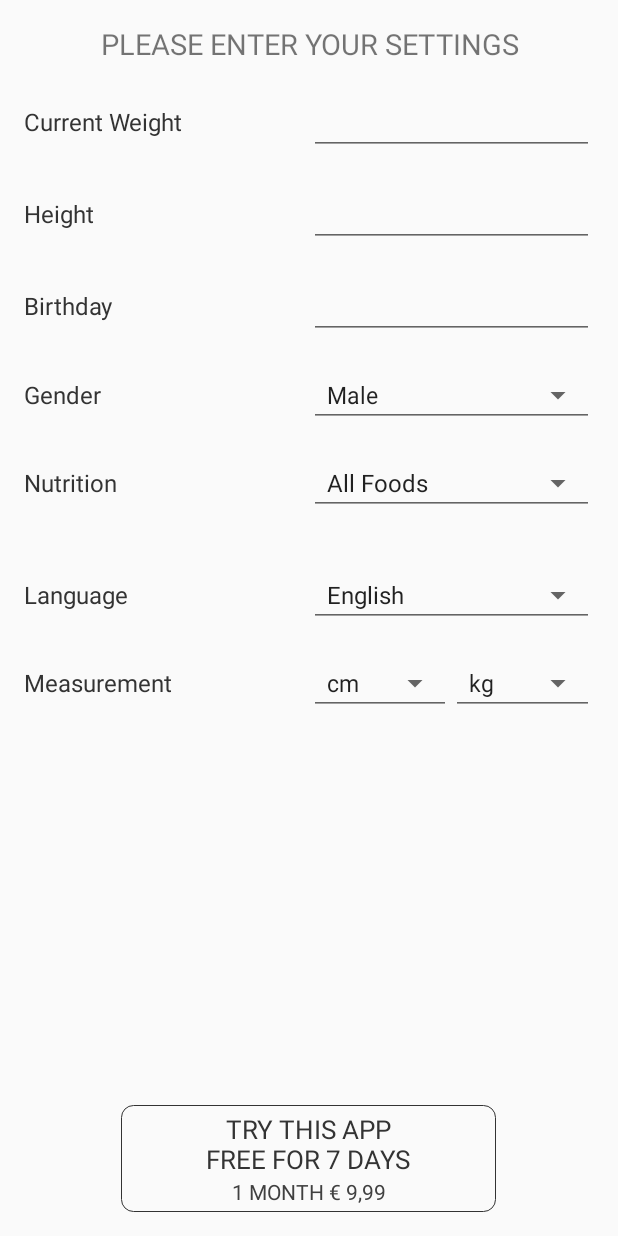
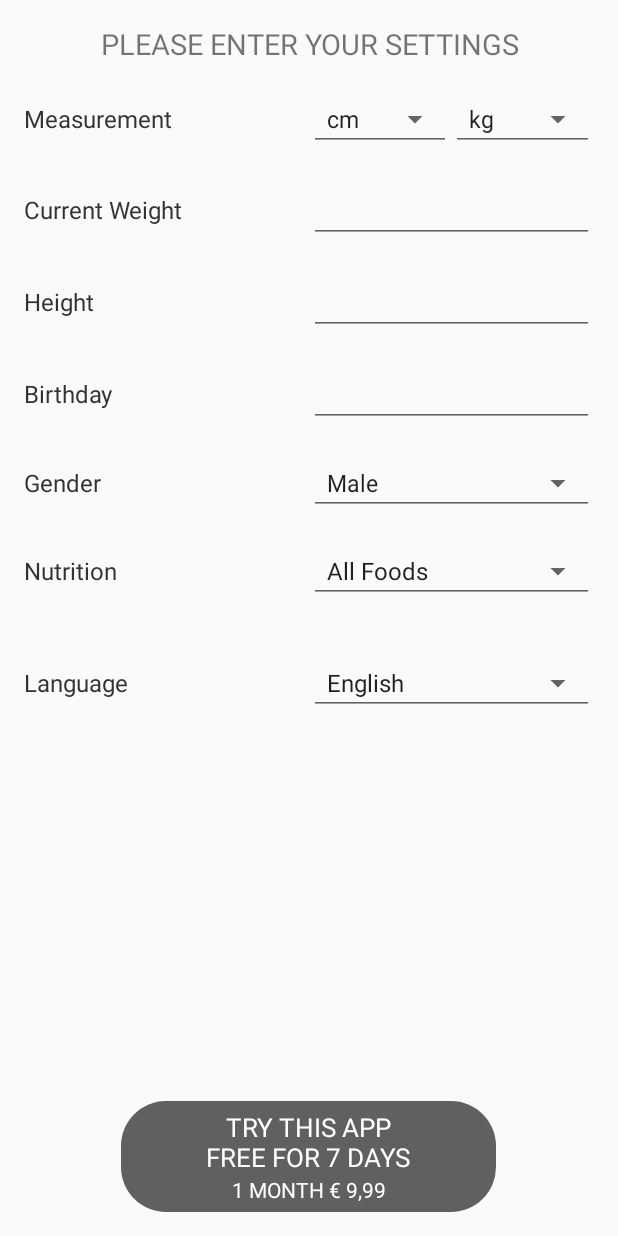
Before and after one commit to VictorGevondyan/Fitness, an Android app: the StartActivity screen opened directly, with no data from a screen before it, on a phone screen of 412 x 824 dp. Run offline under Robolectric (Android 15) with nearby library versions, the phone set to English and light mode, and no system bars; our stand-ins replace ButterKnife, CircleImageView; libraries missing offline, so code that uses them is left out: biz.kasual.materialnumberpicker, com.activeandroid, com.activeandroid.query, com.afollestad.materialdialogs, com.wdullaer.materialdatetimepicker; 20 statements that could not run were skipped.

Commit message:
ui fixes

```diff
--- a/app/src/main/java/com/flycode/jasonfit/activity/MainActivity.java
+++ b/app/src/main/java/com/flycode/jasonfit/activity/MainActivity.java
@@ -75,13 +75,6 @@ public class MainActivity extends AppCompatActivity implements SideMenuAdapter.O
         Intent incomingIntent = getIntent();
 
         processIncomingIntent(incomingIntent);
-
-        if (incomingIntent.getBooleanExtra("FROM_WORKOUT", false)) {
-            currentMenuItem = SideMenuAdapter.SideMenuItem.STATS;
-            settingsTransaction.replace(R.id.container, getFragmentForSideMenuItem(currentMenuItem));
-            drawerLayout.closeDrawer(GravityCompat.START);
-        }
-
     }
 
     @Override
--- a/app/src/main/java/com/flycode/jasonfit/activity/WorkoutActivity.java
+++ b/app/src/main/java/com/flycode/jasonfit/activity/WorkoutActivity.java
@@ -100,7 +100,10 @@ public class WorkoutActivity extends AppCompatActivity {
                     .putStatus(WorkoutTrack.STATUS.PAUSED)
                     .apply();
         } else if (status.equals(WorkoutTrack.STATUS.PAUSED) || status.equals(WorkoutTrack.STATUS.FINISHED) || status.equals(WorkoutTrack.STATUS.IDLE) || status.equals("")) {
-            startService(new Intent(this, WorkoutTimerService.class));
+            if (status.equals(WorkoutTrack.STATUS.FINISHED) || status.equals(WorkoutTrack.STATUS.IDLE)) {
+                startService(new Intent(this, WorkoutTimerService.class));
+            }
+
             workoutTrackPreferences
                     .edit()
                     .putStatus(WorkoutTrack.STATUS.RUNNING)
@@ -267,9 +270,6 @@ public class WorkoutActivity extends AppCompatActivity {
                                 return;
                             }
 
-                            Intent goToStatsIntent = new Intent(WorkoutActivity.this, MainActivity.class);
-                            goToStatsIntent.putExtra("FROM_WORKOUT", true);
-                            startActivity(goToStatsIntent);
                             int weight;
 
                             try {
--- a/app/src/main/java/com/flycode/jasonfit/fragment/StatsFragment.java
+++ b/app/src/main/java/com/flycode/jasonfit/fragment/StatsFragment.java
@@ -100,7 +100,10 @@ public class StatsFragment extends Fragment {
         LineDataSet chartDataSet = new LineDataSet(entryList, "weight");
         chartDataSet.setAxisDependency(YAxis.AxisDependency.LEFT);
         chartDataSet.setColor(getResources().getColor(R.color.colorGrayDark));
-        chartDataSet.setLineWidth(3);
+        chartDataSet.setCircleColor(R.color.colorBlack);
+        chartDataSet.setDrawCircleHole(false);
+        chartDataSet.setCircleRadius(5f);
+        chartDataSet.setLineWidth(3f);
 
         LineData lineData = new LineData(chartDataSet);
         lineChart.setData(lineData);
--- a/app/src/main/java/com/flycode/jasonfit/service/WorkoutTimerService.java
+++ b/app/src/main/java/com/flycode/jasonfit/service/WorkoutTimerService.java
@@ -231,6 +231,8 @@ WorkoutTimerService extends Service {
                     .apply();
 
             speakWorkoutEnd();
+
+            cancelNotification();
         }
     }
 
--- a/app/src/main/res/layout/activity_intro.xml
+++ b/app/src/main/res/layout/activity_intro.xml
@@ -44,11 +44,15 @@
             android:layout_height="wrap_content"
             android:layout_marginTop="@dimen/activity_vertical_margin"
             android:layout_marginBottom="@dimen/activity_vertical_margin"
+            android:paddingTop="3dp"
+            android:paddingBottom="3dp"
+            android:paddingEnd="13dp"
+            android:paddingStart="13dp"
             android:text="@string/let_us_start"
             android:textSize="@dimen/title_text_size"
             android:textStyle="bold"
-            android:textColor="@color/colorBlack"
-            android:background="@drawable/rounded_outline_black"/>
+            android:textColor="@color/colorWhite"
+            android:background="@drawable/rounded_rect_grey"/>
 
     </LinearLayout>
 
--- a/app/src/main/res/layout/activity_start.xml
+++ b/app/src/main/res/layout/activity_start.xml
@@ -31,16 +31,18 @@
         android:layout_alignParentBottom="true"
         android:layout_marginTop="@dimen/activity_vertical_margin"
         android:layout_marginBottom="@dimen/activity_vertical_margin"
+        android:paddingTop="5dp"
+        android:paddingBottom="5dp"
         android:layout_centerHorizontal="true"
         android:orientation="vertical"
-        android:background="@drawable/rounded_outline_black"
+        android:background="@drawable/rounded_rect_grey"
         android:gravity="center_horizontal">
 
         <TextView
             android:layout_width="wrap_content"
             android:layout_height="wrap_content"
             android:text="@string/try_for_free"
-            android:textColor="@color/colorBlack"
+            android:textColor="@color/colorWhite"
             android:textSize="@dimen/try_text_size"
             android:gravity="center_horizontal"/>
 
@@ -48,7 +50,7 @@
             android:layout_width="wrap_content"
             android:layout_height="wrap_content"
             android:text="@string/one_month"
-            android:textColor="@color/text_black_grey"
+            android:textColor="@color/colorWhite"
             android:textSize="@dimen/one_month_text_size"
             android:gravity="center_horizontal"/>
 
--- a/app/src/main/res/layout/fragment_settings.xml
+++ b/app/src/main/res/layout/fragment_settings.xml
@@ -1,11 +1,11 @@
 <?xml version="1.0" encoding="utf-8"?>
-<android.support.design.widget.CoordinatorLayout
+<android.support.design.widget.CoordinatorLayout xmlns:app="http://schemas.android.com/apk/res-auto"
     android:id="@+id/settingsCoordinatorLayout"
     xmlns:android="http://schemas.android.com/apk/res/android"
     android:layout_width="match_parent"
     android:layout_height="match_parent">
 
-    <ScrollView xmlns:android="http://schemas.android.com/apk/res/android"
+    <ScrollView
         android:layout_width="match_parent"
         android:layout_height="match_parent">
 
@@ -17,77 +17,50 @@
             <LinearLayout
                 android:layout_width="match_parent"
                 android:layout_height="wrap_content"
+                android:layout_marginEnd="@dimen/common_margin"
+                android:layout_marginLeft="@dimen/common_margin"
+                android:layout_marginRight="@dimen/common_margin"
+                android:layout_marginStart="@dimen/common_margin"
+                android:layout_marginTop="@dimen/common_margin"
                 android:orientation="horizontal"
-                android:layout_marginTop="@dimen/common_margin"
-                android:layout_marginStart="@dimen/common_margin"
-                android:layout_marginLeft="@dimen/common_margin"
-                android:layout_marginEnd="@dimen/common_margin"
-                android:layout_marginRight="@dimen/common_margin"
-                android:weightSum="2">
+                android:weightSum="4">
 
                 <TextView
                     android:layout_width="0dp"
                     android:layout_height="wrap_content"
-                    android:layout_weight="1"
-                    android:text="@string/current_weight"
-                    android:textSize="@dimen/normal_text_size"
+                    android:layout_gravity="center_vertical"
+                    android:layout_weight="2"
+                    android:gravity="center_vertical"
+                    android:text="@string/measurement"
                     android:textColor="@color/colorBlack"
-                    android:gravity="center_vertical"/>
+                    android:textSize="@dimen/normal_text_size" />
 
-                <EditText
-                    android:id="@+id/weight"
+                <Spinner
+                    android:id="@+id/spinner_height"
+                    style="@style/Widget.AppCompat.Spinner.Underlined"
                     android:layout_width="0dp"
                     android:layout_height="wrap_content"
                     android:layout_weight="1"
-                    android:gravity="center_horizontal"
-                    android:inputType="none"
-                    android:focusable="false"
-                    android:focusableInTouchMode="false"
-                    android:cursorVisible="false"/>
+                    android:entries="@array/height_measurement" />
+
+                <Spinner
+                    android:id="@+id/spinner_weight"
+                    style="@style/Widget.AppCompat.Spinner.Underlined"
+                    android:layout_width="0dp"
+                    android:layout_height="wrap_content"
+                    android:layout_weight="1"
+                    android:entries="@array/weight_measurement" />
 
             </LinearLayout>
 
             <LinearLayout
                 android:layout_width="match_parent"
                 android:layout_height="wrap_content"
-                android:orientation="horizontal"
+                android:layout_marginEnd="@dimen/common_margin"
+                android:layout_marginLeft="@dimen/common_margin"
+                android:layout_marginRight="@dimen/common_margin"
+                android:layout_marginStart="@dimen/common_margin"
                 android:layout_marginTop="@dimen/common_margin"
-                android:layout_marginStart="@dimen/common_margin"
-                android:layout_marginLeft="@dimen/common_margin"
-                android:layout_marginEnd="@dimen/common_margin"
-                android:layout_marginRight="@dimen/common_margin"
-                android:weightSum="2">
-
-                <TextView
-                    android:layout_width="0dp"
-                    android:layout_height="wrap_content"
-                    android:layout_weight="1"
-                    android:text="@string/height"
-                    android:textSize="@dimen/normal_text_size"
-                    android:textColor="@color/colorBlack"
-                    android:gravity="center_vertical"/>
-
-                <EditText
-                    android:id="@+id/height"
-                    android:layout_width="0dp"
-                    android:layout_height="wrap_content"
-                    android:layout_weight="1"
-                    android:gravity="center_horizontal"
-                    android:inputType="none"
-                    android:focusable="false"
-                    android:focusableInTouchMode="false"
-                    android:cursorVisible="false"/>
-
-            </LinearLayout>
-
-            <LinearLayout
-                android:layout_width="match_parent"
-                android:layout_height="wrap_content"
-                android:layout_marginTop="@dimen/common_margin"
-                android:layout_marginStart="@dimen/common_margin"
-                android:layout_marginLeft="@dimen/common_margin"
-                android:layout_marginEnd="@dimen/common_margin"
-                android:layout_marginRight="@dimen/common_margin"
                 android:orientation="horizontal"
                 android:weightSum="2">
 
@@ -95,34 +68,32 @@
                     android:layout_width="0dp"
                     android:layout_height="wrap_content"
                     android:layout_weight="1"
-                    android:text="@string/birthday"
-                    android:textSize="@dimen/normal_text_size"
+                    android:gravity="center_vertical"
+                    android:text="@string/current_weight"
                     android:textColor="@color/colorBlack"
-                    android:gravity="center_vertical"/>
+                    android:textSize="@dimen/normal_text_size" />
 
                 <EditText
-                    android:id="@+id/birthday"
+                    android:id="@+id/weight"
                     android:layout_width="0dp"
                     android:layout_height="wrap_content"
                     android:layout_weight="1"
-                    android:textAllCaps="false"
-                    android:textStyle="normal"
-                    android:gravity="center_horizontal"
-                    android:inputType="none"
+                    android:cursorVisible="false"
                     android:focusable="false"
                     android:focusableInTouchMode="false"
-                    android:cursorVisible="false"/>
+                    android:gravity="center_horizontal"
+                    android:inputType="none" />
 
             </LinearLayout>
 
             <LinearLayout
                 android:layout_width="match_parent"
                 android:layout_height="wrap_content"
+                android:layout_marginEnd="@dimen/common_margin"
+                android:layout_marginLeft="@dimen/common_margin"
+                android:layout_marginRight="@dimen/common_margin"
+                android:layout_marginStart="@dimen/common_margin"
                 android:layout_marginTop="@dimen/common_margin"
-                android:layout_marginStart="@dimen/common_margin"
-                android:layout_marginLeft="@dimen/common_margin"
-                android:layout_marginEnd="@dimen/common_margin"
-                android:layout_marginRight="@dimen/common_margin"
                 android:orientation="horizontal"
                 android:weightSum="2">
 
@@ -130,10 +101,78 @@
                     android:layout_width="0dp"
                     android:layout_height="wrap_content"
                     android:layout_weight="1"
+                    android:gravity="center_vertical"
+                    android:text="@string/height"
+                    android:textColor="@color/colorBlack"
+                    android:textSize="@dimen/normal_text_size" />
+
+                <EditText
+                    android:id="@+id/height"
+                    android:layout_width="0dp"
+                    android:layout_height="wrap_content"
+                    android:layout_weight="1"
+                    android:cursorVisible="false"
+                    android:focusable="false"
+                    android:focusableInTouchMode="false"
+                    android:gravity="center_horizontal"
+                    android:inputType="none" />
+
+            </LinearLayout>
+
+            <LinearLayout
+                android:layout_width="match_parent"
+                android:layout_height="wrap_content"
+                android:layout_marginEnd="@dimen/common_margin"
+                android:layout_marginLeft="@dimen/common_margin"
+                android:layout_marginRight="@dimen/common_margin"
+                android:layout_marginStart="@dimen/common_margin"
+                android:layout_marginTop="@dimen/common_margin"
+                android:orientation="horizontal"
+                android:weightSum="2">
+
+                <TextView
+                    android:layout_width="0dp"
+                    android:layout_height="wrap_content"
+                    android:layout_weight="1"
+                    android:gravity="center_vertical"
+                    android:text="@string/birthday"
+                    android:textColor="@color/colorBlack"
+                    android:textSize="@dimen/normal_text_size" />
+
+                <EditText
+                    android:id="@+id/birthday"
+                    android:layout_width="0dp"
+                    android:layout_height="wrap_content"
+                    android:layout_weight="1"
+                    android:cursorVisible="false"
+                    android:focusable="false"
+                    android:focusableInTouchMode="false"
+                    android:gravity="center_horizontal"
+                    android:inputType="none"
+                    android:textAllCaps="false"
+                    android:textStyle="normal" />
+
+            </LinearLayout>
+
+            <LinearLayout
+                android:layout_width="match_parent"
+                android:layout_height="wrap_content"
+                android:layout_marginEnd="@dimen/common_margin"
+                android:layout_marginLeft="@dimen/common_margin"
+                android:layout_marginRight="@dimen/common_margin"
+                android:layout_marginStart="@dimen/common_margin"
+                android:layout_marginTop="@dimen/common_margin"
+                android:orientation="horizontal"
+                android:weightSum="2">
+
+                <TextView
+                    android:layout_width="0dp"
+                    android:layout_height="wrap_content"
+                    android:layout_weight="1"
+                    android:gravity="center_vertical"
                     android:text="@string/gender"
-                    android:textSize="@dimen/normal_text_size"
                     android:textColor="@color/colorBlack"
-                    android:gravity="center_vertical"/>
+                    android:textSize="@dimen/normal_text_size" />
 
                 <Spinner
                     android:id="@+id/spinner_gender"
@@ -141,19 +180,19 @@
                     android:layout_width="0dp"
                     android:layout_height="wrap_content"
                     android:layout_weight="1"
-                    android:entries="@array/gender"/>
+                    android:entries="@array/gender" />
 
             </LinearLayout>
 
             <LinearLayout
                 android:layout_width="match_parent"
                 android:layout_height="wrap_content"
+                android:layout_marginBottom="@dimen/common_margin"
+                android:layout_marginEnd="@dimen/common_margin"
+                android:layout_marginLeft="@dimen/common_margin"
+                android:layout_marginRight="@dimen/common_margin"
+                android:layout_marginStart="@dimen/common_margin"
                 android:layout_marginTop="@dimen/common_margin"
-                android:layout_marginStart="@dimen/common_margin"
-                android:layout_marginLeft="@dimen/common_margin"
-                android:layout_marginEnd="@dimen/common_margin"
-                android:layout_marginRight="@dimen/common_margin"
-                android:layout_marginBottom="@dimen/common_margin"
                 android:orientation="horizontal"
                 android:weightSum="2">
 
@@ -161,29 +200,29 @@
                     android:layout_width="0dp"
                     android:layout_height="wrap_content"
                     android:layout_weight="1"
+                    android:gravity="center_vertical"
                     android:text="@string/nutrition"
-                    android:textSize="@dimen/normal_text_size"
                     android:textColor="@color/colorBlack"
-                    android:gravity="center_vertical"/>
+                    android:textSize="@dimen/normal_text_size" />
 
                 <Spinner
                     android:id="@+id/spinner_nutrition"
+                    style="@style/Widget.AppCompat.Spinner.Underlined"
                     android:layout_width="0dp"
                     android:layout_height="wrap_content"
                     android:layout_weight="1"
-                    android:entries="@array/nutrition"
-                    style="@style/Widget.AppCompat.Spinner.Underlined"/>
+                    android:entries="@array/nutrition" />
 
             </LinearLayout>
 
             <LinearLayout
                 android:layout_width="match_parent"
                 android:layout_height="wrap_content"
+                android:layout_marginEnd="@dimen/common_margin"
+                android:layout_marginLeft="@dimen/common_margin"
+                android:layout_marginRight="@dimen/common_margin"
+                android:layout_marginStart="@dimen/common_margin"
                 android:layout_marginTop="@dimen/common_margin"
-                android:layout_marginStart="@dimen/common_margin"
-                android:layout_marginLeft="@dimen/common_margin"
-                android:layout_marginEnd="@dimen/common_margin"
-                android:layout_marginRight="@dimen/common_margin"
                 android:orientation="horizontal"
                 android:weightSum="2">
 
@@ -191,10 +230,10 @@
                     android:layout_width="0dp"
                     android:layout_height="wrap_content"
                     android:layout_weight="1"
+                    android:gravity="center_vertical"
                     android:text="@string/language"
-                    android:textSize="@dimen/normal_text_size"
                     android:textColor="@color/colorBlack"
-                    android:gravity="center_vertical"/>
+                    android:textSize="@dimen/normal_text_size" />
 
                 <Spinner
                     android:id="@+id/spinner_language"
@@ -207,45 +246,6 @@
 
             </LinearLayout>
 
-            <LinearLayout
-                android:layout_width="match_parent"
-                android:layout_height="wrap_content"
-                android:layout_marginTop="@dimen/common_margin"
-                android:layout_marginStart="@dimen/common_margin"
-                android:layout_marginLeft="@dimen/common_margin"
-                android:layout_marginEnd="@dimen/common_margin"
-                android:layout_marginRight="@dimen/common_margin"
-                android:orientation="horizontal"
-                android:weightSum="4">
-
-                <TextView
-                    android:layout_width="0dp"
-                    android:layout_height="wrap_content"
-                    android:layout_weight="2"
-                    android:text="@string/measurement"
-                    android:textSize="@dimen/normal_text_size"
-                    android:textColor="@color/colorBlack"
-                    android:gravity="center_vertical"
-                    android:layout_gravity="center_vertical"/>
-
-                <Spinner
-                    android:id="@+id/spinner_height"
-                    android:layout_width="0dp"
-                    android:layout_height="wrap_content"
-                    android:layout_weight="1"
-                    android:entries="@array/height_measurement"
-                    style="@style/Widget.AppCompat.Spinner.Underlined"/>
-
-                <Spinner
-                    android:id="@+id/spinner_weight"
-                    android:layout_width="0dp"
-                    android:layout_height="wrap_content"
-                    android:layout_weight="1"
-                    android:entries="@array/weight_measurement"
-                    style="@style/Widget.AppCompat.Spinner.Underlined"/>
-
-            </LinearLayout>
-
         </LinearLayout>
 
     </ScrollView>
```
